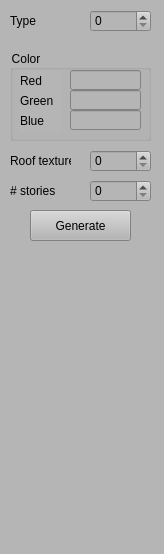
Before: the Qt Designer form PMBuilding/ControlWidget.ui in gnishida/PMBuilding, drawn with Qt 5.
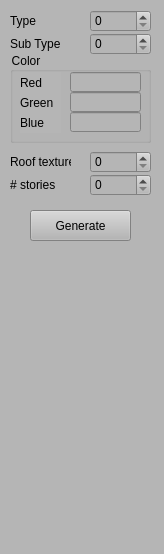
After: the same form once the commit is applied.

```diff
--- a/PMBuilding/ControlWidget.ui
+++ b/PMBuilding/ControlWidget.ui
@@ -24,7 +24,7 @@
     <property name="geometry">
      <rect>
       <x>10</x>
-      <y>50</y>
+      <y>52</y>
       <width>141</width>
       <height>91</height>
      </rect>
@@ -128,7 +128,7 @@
     <property name="geometry">
      <rect>
       <x>90</x>
-      <y>150</y>
+      <y>151</y>
       <width>61</width>
       <height>22</height>
      </rect>
@@ -138,7 +138,7 @@
     <property name="geometry">
      <rect>
       <x>10</x>
-      <y>150</y>
+      <y>151</y>
       <width>61</width>
       <height>21</height>
      </rect>
@@ -151,7 +151,7 @@
     <property name="geometry">
      <rect>
       <x>90</x>
-      <y>180</y>
+      <y>174</y>
       <width>61</width>
       <height>22</height>
      </rect>
@@ -161,7 +161,7 @@
     <property name="geometry">
      <rect>
       <x>10</x>
-      <y>180</y>
+      <y>174</y>
       <width>61</width>
       <height>21</height>
      </rect>
@@ -193,6 +193,29 @@
      <string>Type</string>
     </property>
    </widget>
+   <widget class="QLabel" name="label_7">
+    <property name="geometry">
+     <rect>
+      <x>10</x>
+      <y>33</y>
+      <width>61</width>
+      <height>21</height>
+     </rect>
+    </property>
+    <property name="text">
+     <string>Sub Type</string>
+    </property>
+   </widget>
+   <widget class="QSpinBox" name="spinBoxSubType">
+    <property name="geometry">
+     <rect>
+      <x>90</x>
+      <y>33</y>
+      <width>61</width>
+      <height>22</height>
+     </rect>
+    </property>
+   </widget>
   </widget>
  </widget>
  <resources/>
```
